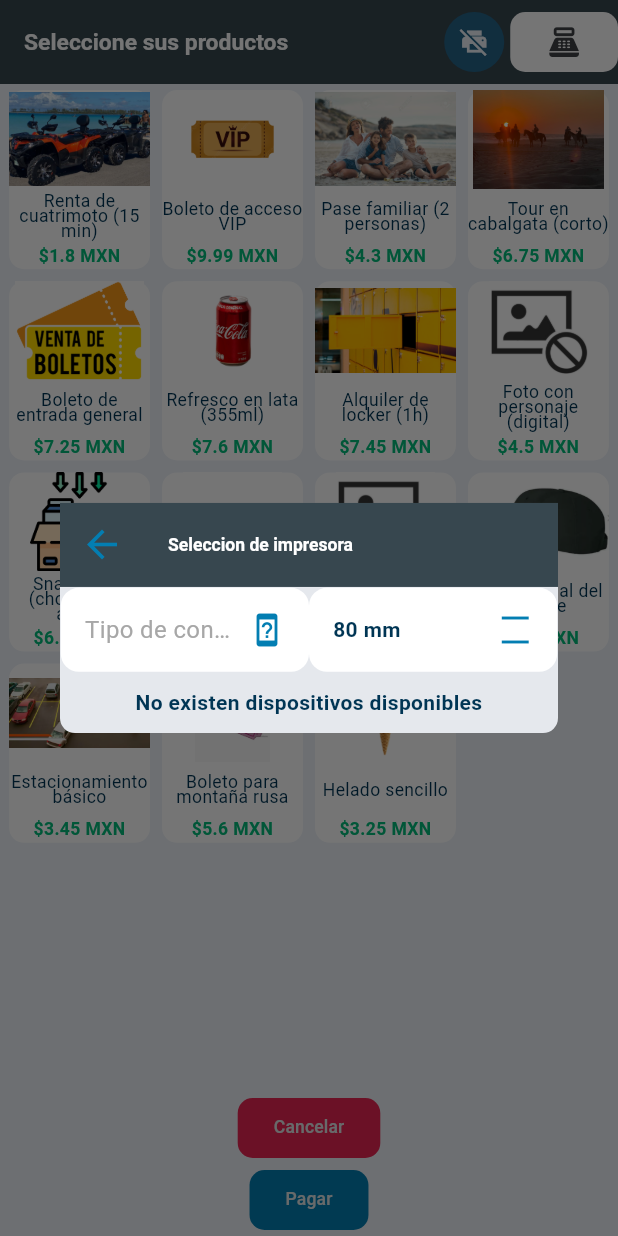
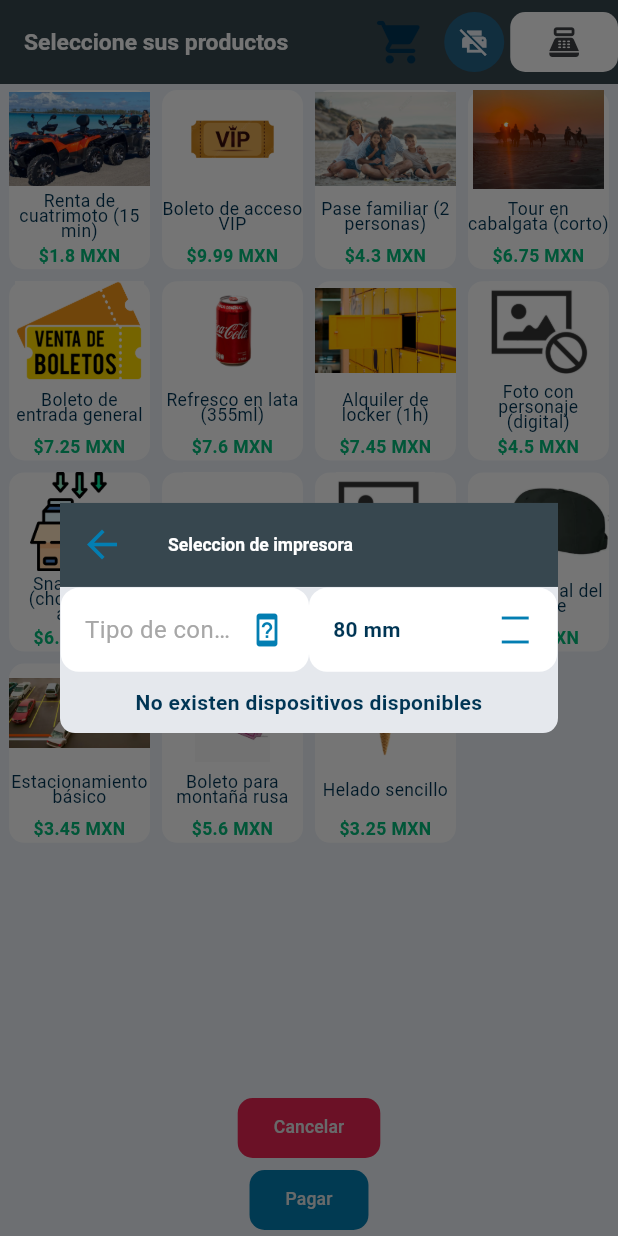
Before and after one commit to Alex-mdx/Kiosko, a Flutter app: the screen it shows after launch, after a tap on the "print disabled" icon, on a phone screen of 412 x 824 dp. Run offline on Flutter 3.47's test engine with Material 3 defaults, Android fonts, the light colour scheme and no system bars; drawn by our look-alikes of animated_custom_dropdown, badges, liquid_pull_to_refresh, oktoast; our stand-ins replace animated_flip_counter, flutter_slidable, internet_connection_checker_plus, permission_handler, shared_preferences, sizer and 1 more; missing offline and left inert: esc_pos_utils_plus, mercadopago_sdk, print_bluetooth_thermal, translator; accounts and stored records are empty; statements that could not run were skipped.

Commit message:
mejora app

```diff
--- a/lib/dialog/s_dialog_MPago_state.dart
+++ b/lib/dialog/s_dialog_MPago_state.dart
@@ -6,7 +6,6 @@ import 'package:kiosko/models/MPago_payment_model.dart';
 import 'package:kiosko/models/Mpago_pay_intent_model.dart';
 import 'package:kiosko/theme/app_colors.dart';
 import 'package:kiosko/utils/main_provider.dart';
-import 'package:kiosko/utils/print_final.dart';
 import 'package:kiosko/utils/services/mercadopago.dart';
 import 'package:kiosko/utils/services/navigation_service.dart';
 import 'package:sizer/sizer.dart';
--- a/lib/models/device_model.dart
+++ b/lib/models/device_model.dart
@@ -1,5 +1,3 @@
-import 'dart:convert';
-
 import 'package:esc_pos_utils_plus/esc_pos_utils_plus.dart';
 
 class PrinterModel {
--- a/lib/utils/venta_generar.dart
+++ b/lib/utils/venta_generar.dart
@@ -26,4 +26,12 @@ class VentaGenerar {
       provider.detalle.add(carrito);
     }
   }
+
+  static double sumatoria(List<double> montos) {
+    var sumador = 0.0;
+    for (var element in montos) {
+      sumador += element;
+    }
+    return sumador;
+  }
 }
--- a/lib/view/home_view.dart
+++ b/lib/view/home_view.dart
@@ -9,11 +9,10 @@ import 'package:kiosko/utils/services/impresora_configuracion.dart';
 import 'package:kiosko/utils/services/mercadopago.dart';
 import 'package:kiosko/utils/services/navigation_service.dart';
 import 'package:kiosko/utils/textos.dart';
-import 'package:liquid_pull_to_refresh/liquid_pull_to_refresh.dart';
+import 'package:kiosko/view/widgets/producto_widget.dart';
 import 'package:oktoast/oktoast.dart';
 import 'package:provider/provider.dart';
 import 'package:sizer/sizer.dart';
-import 'package:badges/badges.dart' as bd;
 
 import '../models/MPago_intent_model.dart';
 import '../utils/services/dialog_services.dart';
@@ -140,17 +139,43 @@ class _HomeViewState extends State<HomeViewOpen> {
 
   @override
   Widget build(BuildContext context) {
-    return Scaffold(
+    return PopScope(
+      canPop: false,
+      child: Scaffold(
           appBar: AppBar(
               title: Text("Seleccione sus productos",
                   style: TextStyle(fontSize: 16.sp)),
               actions: [
                 OverflowBar(children: [
+                  IconButton(
+                      onPressed: () => showDialog(
+                              context: context,
+                              builder: (context) => SDialogProductos())
+                          .whenComplete(() => setState(() {})),
+                      icon: Stack(alignment: Alignment.topCenter, children: [
+                        Icon(Icons.shopping_cart_rounded,
+                            size: 24.sp,
+                            color: widget.provider.detalle.isEmpty
+                                ? LightThemeColors.darkBlue
+                                : LightThemeColors.background),
+                        Padding(
+                            padding: EdgeInsets.only(top: .5.h),
+                            child: Text(
+                                Textos.moneda(
+                                    moneda: VentaGenerar.sumatoria(widget
+                                        .provider.detalle
+                                        .map((e) => e.cantidad)
+                                        .toList())),
+                                style: TextStyle(
+                                    fontSize: 13.sp,
+                                    fontWeight: FontWeight.bold)))
+                      ])),
                   IconButton.filled(
                       iconSize: 18.sp,
                       onPressed: () => showDialog(
                           context: context,
-                        builder: (context) => Dialog(child: DialogImpresora())),
+                          builder: (context) =>
+                              Dialog(child: DialogImpresora())),
                       icon: Icon(
                           widget.provider.selectDevice == null
                               ? Icons.print_disabled
@@ -167,75 +192,21 @@ class _HomeViewState extends State<HomeViewOpen> {
                               : LightThemeColors.green))
                 ])
               ]),
-        body: LiquidPullToRefresh(
-            onRefresh: () async {},
-            child: Scrollbar(
-                child: GridView.builder(
-                    gridDelegate: SliverGridDelegateWithFixedCrossAxisCount(
-                        crossAxisCount: 4,
-                        childAspectRatio: .8,
-                        crossAxisSpacing: 0),
-                    padding: EdgeInsets.symmetric(horizontal: .5.w),
-                    itemCount: productos.length,
-                    itemBuilder: (context, index) => Card(
-                        child: GestureDetector(
-                            behavior: HitTestBehavior.opaque,
-                            onTap: () {
-                              setState(() {
-                                VentaGenerar.addCarrito(
-                                    provider: widget.provider,
-                                    producto: productos[index]);
-                              });
-                            },
-                            child: Column(
-                                mainAxisAlignment:
-                                    MainAxisAlignment.spaceBetween,
-                                children: [
-                                  SizedBox(
-                                      height: (8).h,
-                                      child: Image.asset(
-                                          "${productos[index]["img"]}",
-                                          errorBuilder: (context, error,
-                                                  stackTrace) =>
-                                              Image.asset("assets/no_img.jpg",
-                                                  fit: BoxFit.contain),
-                                          fit: BoxFit.contain)),
-                                  Text("${productos[index]["descripcion"]}",
-                                      textAlign: TextAlign.center,
-                                      maxLines: 3,
-                                      overflow: TextOverflow.ellipsis,
-                                      style: TextStyle(
-                                          height: .1.h, fontSize: (14).sp)),
-                                  Text(
-                                      "\$${Textos.moneda(moneda: double.parse(productos[index]["monto"].toString()))} MXN",
-                                      textAlign: TextAlign.center,
-                                      style: TextStyle(
-                                          color: LightThemeColors.green,
-                                          fontSize: 14.sp,
-                                          fontWeight: FontWeight.bold))
-                                ])))))),
-        floatingActionButton: Column(mainAxisSize: MainAxisSize.min, children: [
+          body: ProductoWidget(productos: productos),
+          floatingActionButton:
+              Column(mainAxisSize: MainAxisSize.min, children: [
             ElevatedButton(
                 style: ButtonStyle(
                     backgroundColor:
                         WidgetStatePropertyAll(LightThemeColors.red)),
                 onPressed: () async {
                   widget.provider.detalle.clear();
-                await Navigation.pushNamed(route: 'banner');
+                  await Navigation.pushReplacementNamed(routeName: 'banner');
                 },
                 child: Text("Cancelar",
                     style: TextStyle(
                         fontSize: 14.sp, color: LightThemeColors.grey))),
-          bd.Badge(
-              showBadge: widget.provider.detalle.isNotEmpty,
-              badgeAnimation: bd.BadgeAnimation.fade(),
-              badgeStyle: bd.BadgeStyle(badgeColor: LightThemeColors.green),
-              position: bd.BadgePosition.topEnd(top: 0, end: -15),
-              badgeContent: Icon(Icons.production_quantity_limits,
-                  size: 16.sp, color: LightThemeColors.background),
-              onTap: () => showDialog(
-                  context: context, builder: (context) => SDialogProductos()),
-              child: ElevatedButton(
+            ElevatedButton(
                 style: ButtonStyle(
                     backgroundColor:
                         WidgetStatePropertyAll(LightThemeColors.primary)),
@@ -257,8 +228,7 @@ class _HomeViewState extends State<HomeViewOpen> {
                                     widget.provider.pointNow!.id,
                                     widget.provider.totalSumatoria());
                               } else {
-                                  showToast(
-                                      "No hay ninguna impresora conectada");
+                                showToast("No hay ninguna impresora conectada");
                               }
                               Navigation.pop();
                             });
@@ -281,9 +251,10 @@ class _HomeViewState extends State<HomeViewOpen> {
                 },
                 child: Text("Pagar",
                     style: TextStyle(
-                          fontSize: 14.sp, color: LightThemeColors.grey))))
+                        fontSize: 14.sp, color: LightThemeColors.grey)))
           ]),
           floatingActionButtonLocation:
-            FloatingActionButtonLocation.centerDocked);
+              FloatingActionButtonLocation.centerDocked),
+    );
   }
 }
--- /dev/null
+++ b/lib/view/widgets/producto_widget.dart
@@ -0,0 +1,71 @@
+import 'package:flutter/material.dart';
+import 'package:kiosko/utils/main_provider.dart';
+import 'package:liquid_pull_to_refresh/liquid_pull_to_refresh.dart';
+import 'package:provider/provider.dart';
+import 'package:sizer/sizer.dart';
+
+import '../../theme/app_colors.dart';
+import '../../utils/textos.dart';
+import '../../utils/venta_generar.dart';
+
+class ProductoWidget extends StatefulWidget {
+  final List<Map<String,dynamic>> productos;
+  const ProductoWidget({super.key, required this.productos});
+
+  @override
+  State<ProductoWidget> createState() => _ProductoWidgetState();
+}
+
+class _ProductoWidgetState extends State<ProductoWidget> {
+  @override
+  Widget build(BuildContext context) {
+    final provider = Provider.of<MainProvider>(context);
+    return LiquidPullToRefresh(
+        springAnimationDurationInMilliseconds: 500,
+        onRefresh: () async {},
+        child: Scrollbar(
+            child: GridView.builder(
+                gridDelegate: SliverGridDelegateWithFixedCrossAxisCount(
+                    crossAxisCount: 4,
+                    childAspectRatio: .8,
+                    crossAxisSpacing: 0),
+                padding: EdgeInsets.symmetric(horizontal: .5.w),
+                itemCount: widget.productos.length,
+                itemBuilder: (context, index) => Card(
+                    child: GestureDetector(
+                        behavior: HitTestBehavior.opaque,
+                        onTap: () {
+                          setState(() {
+                            VentaGenerar.addCarrito(
+                                provider: provider,
+                                producto: widget.productos[index]);
+                          });
+                        },
+                        child: Column(
+                            mainAxisAlignment: MainAxisAlignment.spaceBetween,
+                            children: [
+                              SizedBox(
+                                  height: (8).h,
+                                  child: Image.asset(
+                                      "${widget.productos[index]["img"]}",
+                                      errorBuilder:
+                                          (context, error, stackTrace) =>
+                                              Image.asset("assets/no_img.jpg",
+                                                  fit: BoxFit.contain),
+                                      fit: BoxFit.contain)),
+                              Text("${widget.productos[index]["descripcion"]}",
+                                  textAlign: TextAlign.center,
+                                  maxLines: 3,
+                                  overflow: TextOverflow.ellipsis,
+                                  style: TextStyle(
+                                      height: .1.h, fontSize: (14).sp)),
+                              Text(
+                                  "\$${Textos.moneda(moneda: double.parse(widget.productos[index]["monto"].toString()))} MXN",
+                                  textAlign: TextAlign.center,
+                                  style: TextStyle(
+                                      color: LightThemeColors.green,
+                                      fontSize: 14.sp,
+                                      fontWeight: FontWeight.bold))
+                            ]))))));
+  }
+}
--- a/pubspec.yaml
+++ b/pubspec.yaml
@@ -14,6 +14,7 @@ dependencies:
   esc_pos_utils_plus: ^2.0.4
   flutter:
     sdk: flutter
+  flutter_slidable: ^4.0.0
   get: ^4.6.5
   http: ^0.13.1
   internet_connection_checker_plus: ^1.0.1
```
Also changed, not shown: lib/dialog/s_dialog_productos.dart (+70 -14 lines), lib/view/banner_view.dart (+6 -3 lines), pubspec.lock. Lines whose indentation alone changed are shown as unchanged.
